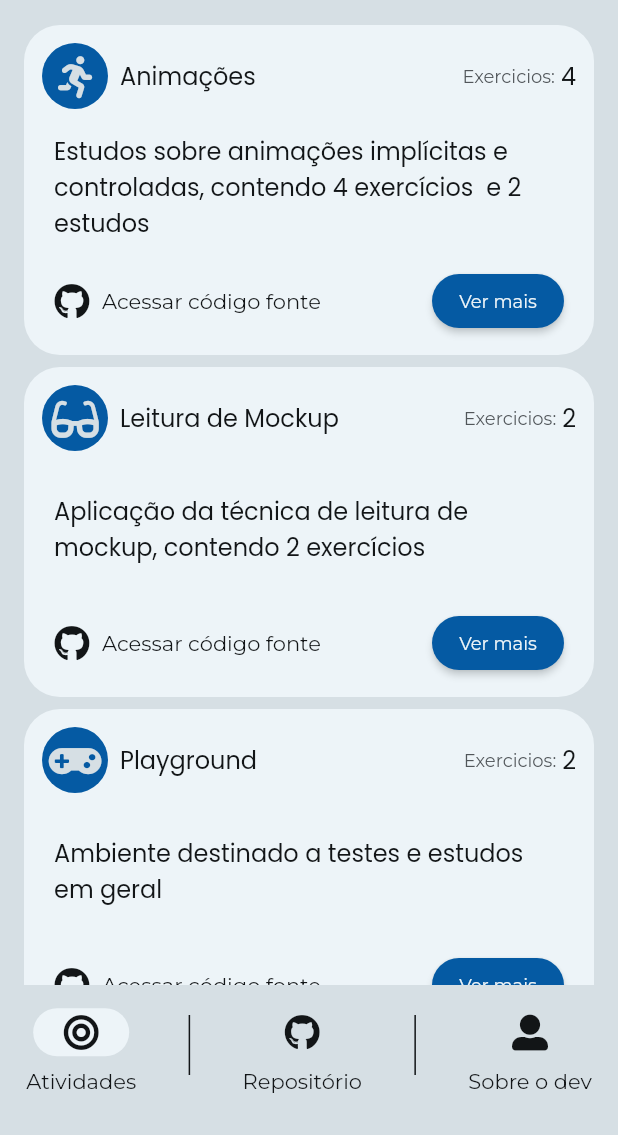
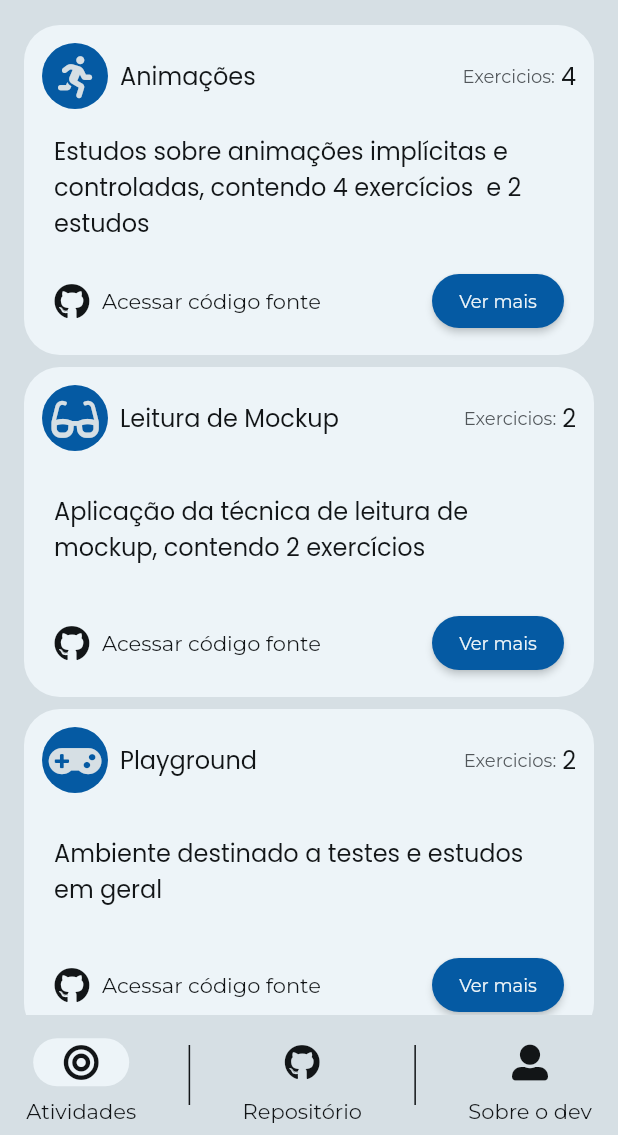
Before and after one commit to albrechetti/masterclass_app, a Flutter app: the screen it shows after launch, on a phone screen of 412 x 824 dp, the part 101-1236 px from its top. Run offline on Flutter 3.47's test engine with Material 2 defaults, Android fonts, the phone set to English and light mode, and no system bars; our stand-ins replace flutter_mobx, flutter_modular, font_awesome_flutter, google_fonts, lottie, mobx; generated files the repository leaves out were written again.

Commit message:
animação scroll page view bottom navigation bar

```diff
--- a/lib/app/modules/main/main_page.dart
+++ b/lib/app/modules/main/main_page.dart
@@ -22,6 +22,7 @@ class MainPageState extends ModularState<MainPage, NavigationController> {
       body: SafeArea(
         child: PageView(
           controller: controller.pageController,
+          onPageChanged: (index) => controller.setPageIndex(index),
           children: const [
             ActivitiesPage(),
             RepositoryPage(),
--- a/lib/app/shared/widgets/custom_bottom_app_bar.dart
+++ b/lib/app/shared/widgets/custom_bottom_bar.dart
@@ -14,6 +14,7 @@ class CustomBottomBar extends StatefulWidget {
 
 class _CustomBottomBarState extends State<CustomBottomBar> {
   final navigationController = Modular.get<NavigationController>();
+
   @override
   Widget build(BuildContext context) {
     return ValueListenableBuilder(
--- a/lib/app/shared/widgets/custom_bottom_bar_item.dart
+++ b/lib/app/shared/widgets/custom_bottom_bar_item.dart
@@ -27,7 +27,8 @@ class CustomBottomBarItem extends StatelessWidget {
           Stack(
             alignment: Alignment.center,
             children: [
-              Container(
+              AnimatedContainer(
+                duration: const Duration(milliseconds: 500),
                 height: 32,
                 width: 64,
                 decoration: BoxDecoration(
--- a/lib/app/shared/widgets/custom_navigation.dart
+++ b/lib/app/shared/widgets/custom_navigation.dart
@@ -1,6 +1,6 @@
 import 'package:flutter/material.dart';
 import 'package:flutter_modular/flutter_modular.dart';
-import 'package:masterclass_app/app/shared/widgets/custom_bottom_app_bar.dart';
+import 'package:masterclass_app/app/shared/widgets/custom_bottom_bar.dart';
 import 'package:masterclass_app/app/utils/controllers/hide_bottom_bar_controller.dart';
 
 class CustomNavigation extends StatefulWidget {
@@ -17,14 +17,10 @@ class _CustomNavigationState extends State<CustomNavigation> {
   Widget build(BuildContext context) {
     return ValueListenableBuilder(
       valueListenable: hiding.visible,
-      builder: (context, bool value, child) => AnimatedContainer(
-        duration: const Duration(milliseconds: 500),
-        height: value ? 100 : 0.0,
-        child: Wrap(
-          children: const [
-            CustomBottomBar(),
-          ],
-        ),
+      builder: (context, bool value, child) => Wrap(
+        children: const [
+          CustomBottomBar(),
+        ],
       ),
     );
   }
--- a/lib/app/utils/controllers/navigation_controller.dart
+++ b/lib/app/utils/controllers/navigation_controller.dart
@@ -12,6 +12,7 @@ class NavigationController extends ValueNotifier<MyPages> {
 
   void setPageIndex(int index) {
     value = MyPages.values[index];
+
     pageController.animateToPage(
       index,
       duration: const Duration(milliseconds: 300),
```
